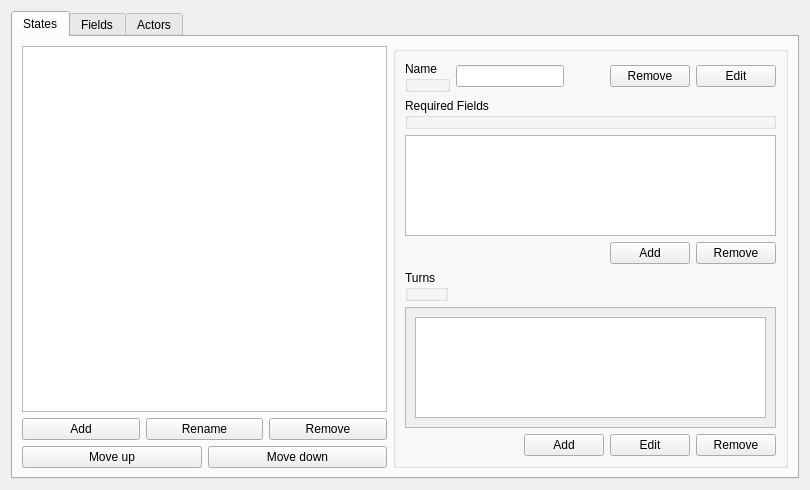
Qt form plugins/Commands/Dialog/dialogcreateview.ui (KDE/simon) before a commit.
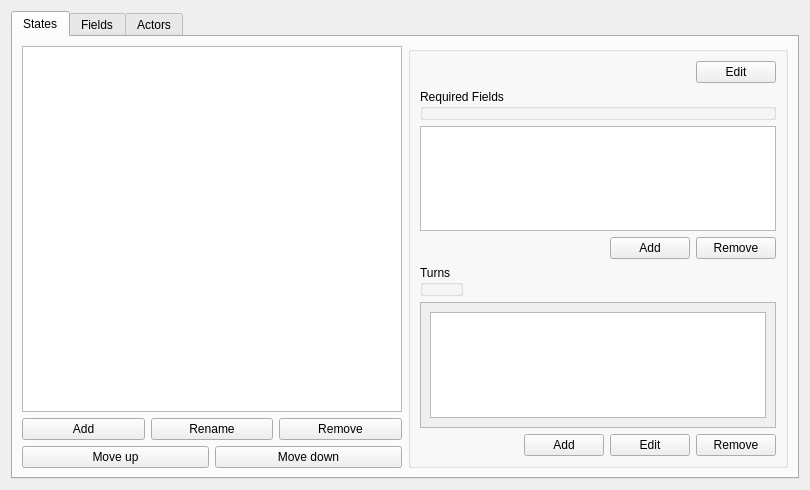
The same form after that commit. Custom widgets are drawn as their Qt base class.

Commit message: added back in rename state functionality

```diff
--- a/plugins/Commands/Dialog/dialogcreateview.ui
+++ b/plugins/Commands/Dialog/dialogcreateview.ui
@@ -48,7 +48,7 @@
               </widget>
              </item>
              <item>
-              <widget class="KPushButton" name="pbRemoveState_2">
+              <widget class="KPushButton" name="pbRemoveState">
                <property name="text">
                 <string>Remove</string>
                </property>
@@ -87,19 +87,6 @@
            <layout class="QVBoxLayout" name="verticalLayout">
             <item>
              <layout class="QHBoxLayout" name="horizontalLayout_6">
-              <item>
-               <widget class="QGroupBox" name="gbStateName">
-                <property name="title">
-                 <string>Name</string>
-                </property>
-                <property name="flat">
-                 <bool>true</bool>
-                </property>
-               </widget>
-              </item>
-              <item>
-               <widget class="QLineEdit" name="leStateName"/>
-              </item>
               <item>
                <spacer name="horizontalSpacer_2">
                 <property name="orientation">
@@ -113,16 +100,6 @@
                 </property>
                </spacer>
               </item>
-              <item>
-               <widget class="KPushButton" name="pbRemoveState">
-                <property name="text">
-                 <string>Remove</string>
-                </property>
-                <property name="checkable">
-                 <bool>false</bool>
-                </property>
-               </widget>
-              </item>
               <item>
                <widget class="KPushButton" name="pbEditState">
                 <property name="text">
@@ -219,7 +196,7 @@
                 <rect>
                  <x>0</x>
                  <y>0</y>
-                 <width>380</width>
+                 <width>370</width>
                  <height>141</height>
                 </rect>
                </property>
```
The commit also changes 1 other file.
